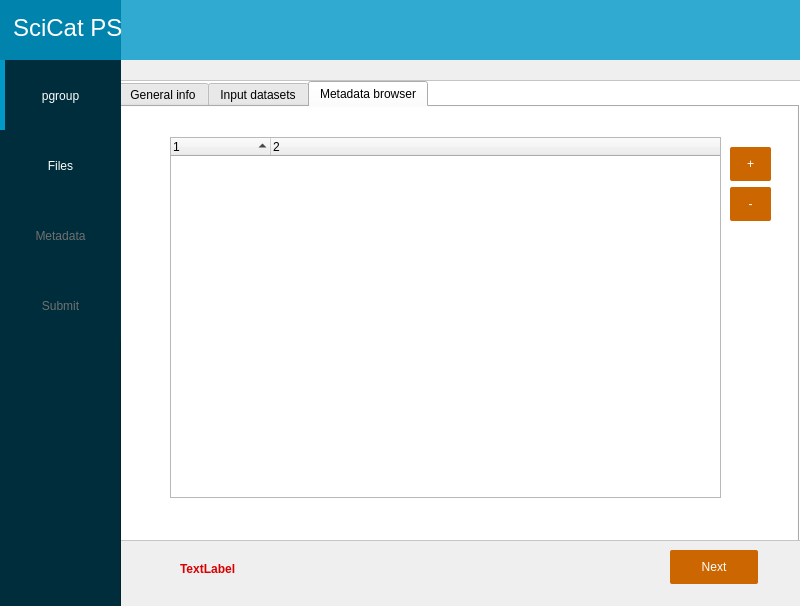
First picture: the form in PSIArchiver/dialog.ui, repository paulscherrerinstitute/scicat-qt, before the edit.
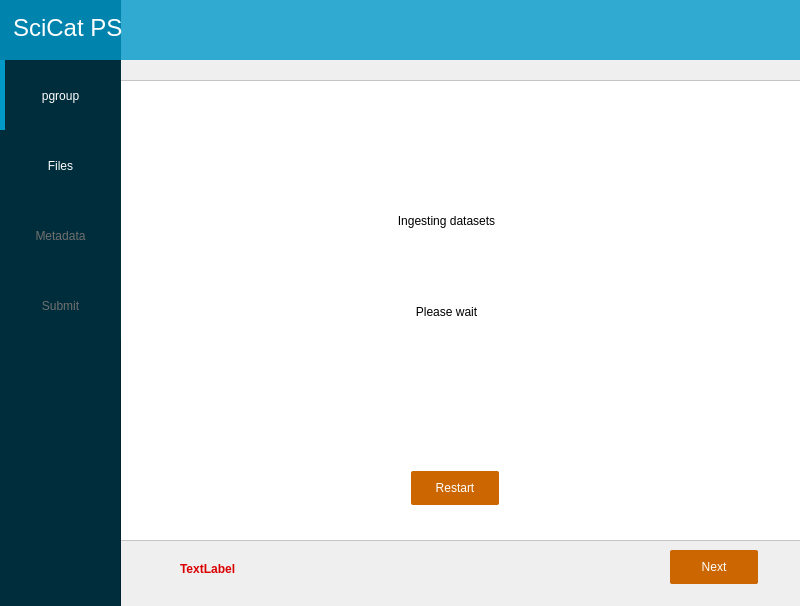
Second picture: the form after the edit. The open tabs and pages were chosen to show the change.

Commit message: added waiting slide; added restart

Patch:
```diff
--- a/PSIArchiver/dialog.ui
+++ b/PSIArchiver/dialog.ui
@@ -32,7 +32,7 @@
     <rect>
      <x>110</x>
      <y>80</y>
-     <width>691</width>
+     <width>693</width>
      <height>461</height>
     </rect>
    </property>
@@ -630,6 +630,67 @@
      </layout>
     </widget>
    </widget>
+   <widget class="QWidget" name="finalPage">
+    <widget class="QPushButton" name="pushButtonRestart">
+     <property name="geometry">
+      <rect>
+       <x>300</x>
+       <y>390</y>
+       <width>88</width>
+       <height>34</height>
+      </rect>
+     </property>
+     <property name="styleSheet">
+      <string notr="true">QPushButton{background-color: rgb(204, 102, 0); color: rgb(255, 255, 255); border-radius:2px}
+QPushButton:hover{background-color: rgb(244, 122, 0); color: rgb(255, 255, 255)}</string>
+     </property>
+     <property name="text">
+      <string>Restart</string>
+     </property>
+    </widget>
+    <widget class="QWidget" name="waitingMessage" native="true">
+     <property name="geometry">
+      <rect>
+       <x>240</x>
+       <y>120</y>
+       <width>191</width>
+       <height>131</height>
+      </rect>
+     </property>
+     <layout class="QVBoxLayout" name="verticalLayout_2">
+      <item>
+       <widget class="QLabel" name="ingestingDatasets">
+        <property name="text">
+         <string>Ingesting datasets</string>
+        </property>
+        <property name="alignment">
+         <set>Qt::AlignCenter</set>
+        </property>
+       </widget>
+      </item>
+      <item>
+       <widget class="QLabel" name="waitingCircle">
+        <property name="text">
+         <string/>
+        </property>
+        <property name="alignment">
+         <set>Qt::AlignCenter</set>
+        </property>
+       </widget>
+      </item>
+      <item>
+       <widget class="QLabel" name="pleaseWait">
+        <property name="text">
+         <string>Please wait</string>
+        </property>
+        <property name="alignment">
+         <set>Qt::AlignCenter</set>
+        </property>
+       </widget>
+      </item>
+     </layout>
+    </widget>
+   </widget>
   </widget>
   <widget class="QPushButton" name="nextSlideButton">
    <property name="geometry">
```
Left out of the diff: 3 changed lines with no effect on the pictures. The commit also changes 4 other files.
